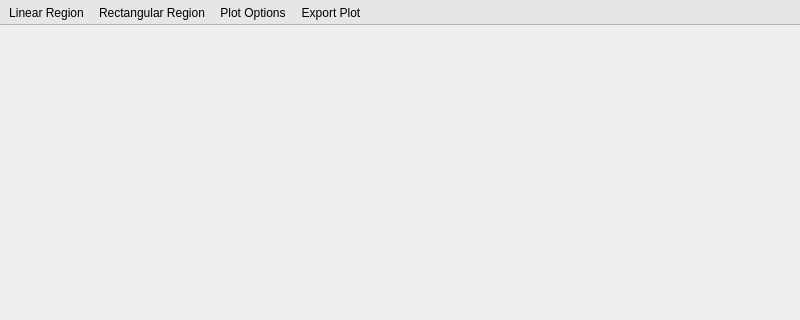
Above: specviz/data/ui/plot_window.ui from spacetelescope/specviz before the change; both pictures show x 0 to 800 and y 0 to 320 of the 800 by 600 pixel window. Below: the same form after it.
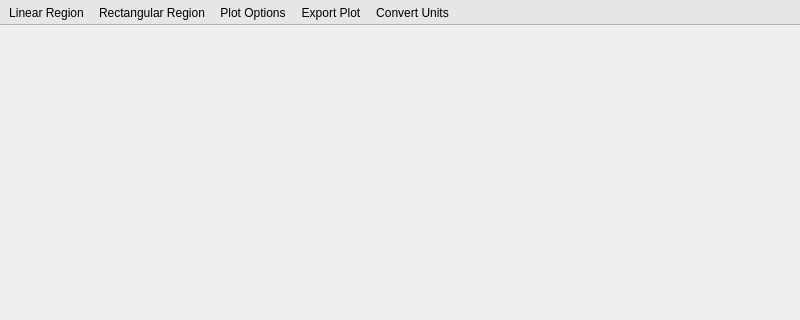
That is the form after the change.

Commit message: created unit conversion dialog

What changed in the file:
```diff
--- a/specviz/data/ui/plot_window.ui
+++ b/specviz/data/ui/plot_window.ui
@@ -65,6 +65,7 @@
    <addaction name="rectangular_region_action"/>
    <addaction name="plot_options_action"/>
    <addaction name="export_plot_action"/>
+   <addaction name="change_unit_action"/>
   </widget>
   <action name="linear_region_action">
    <property name="text">
@@ -98,6 +99,14 @@
     <string>Export the currently display plot</string>
    </property>
   </action>
+  <action name="change_unit_action">
+   <property name="text">
+    <string>Convert Units</string>
+   </property>
+   <property name="toolTip">
+    <string>Convert units</string>
+   </property>
+  </action>
  </widget>
  <resources/>
  <connections/>
```
The commit also changes 3 other files.
